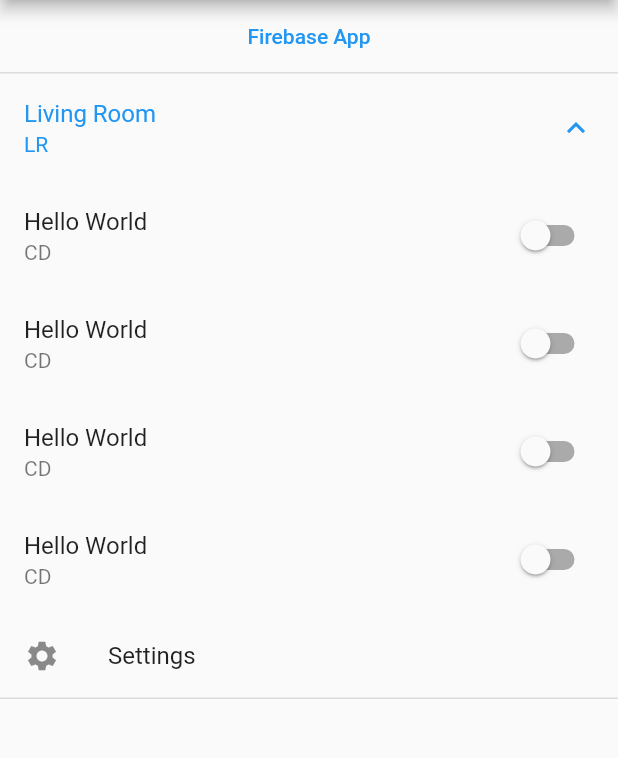
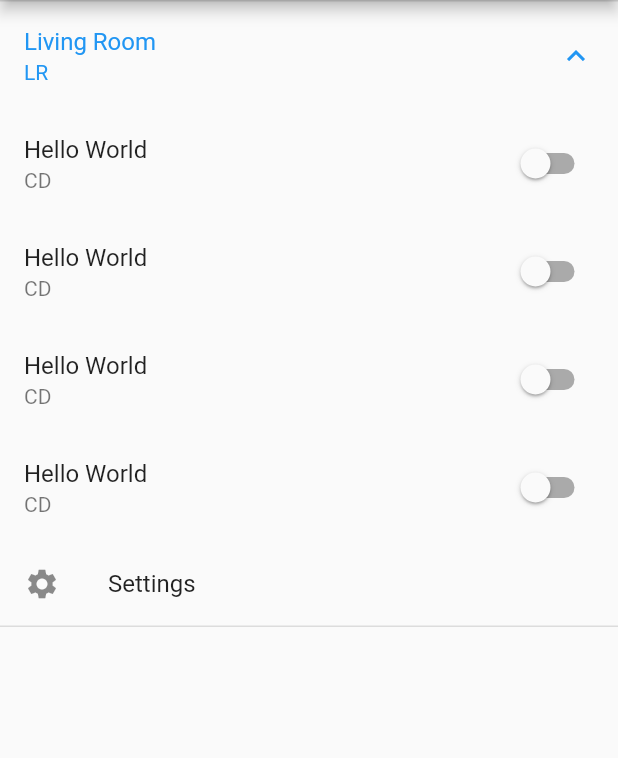
Before and after one commit to an7agon1st/lazy_app, a Flutter app: the screen it shows after launch, after a tap on "Living Room", on a phone screen of 412 x 824 dp, the part 84-842 px from its top. Run offline on Flutter 3.47's test engine with Material 2 defaults, Android fonts, the phone set to English and light mode, and no system bars; drawn by our look-alikes of animated_text_kit; our stand-ins replace firebase_core; accounts and stored records are empty; Roboto replaces fonts that are missing (Agne, Bobbers).

Commit message:
Misc changes to UI

```diff
--- a/lib/main.dart
+++ b/lib/main.dart
@@ -1,10 +1,9 @@
 import 'package:firebase_core/firebase_core.dart';
 import 'package:flutter/cupertino.dart';
 import 'package:flutter/material.dart';
+import 'package:lazy_app/pages/HomePage.dart';
 import 'package:lazy_app/services/firebaseService.dart';
 import 'package:lazy_app/widgets/lazyAppBar.dart';
-import 'package:lazy_app/widgets/lazyExpansionTile.dart';
-import 'package:lazy_app/widgets/lazySwitchTile.dart';
 import 'package:provider/provider.dart';
 
 void main() {
@@ -64,56 +63,7 @@
       theme: ThemeData(
         primarySwatch: Colors.blue,
       ),
-      home: MyHomePage(),
+      home: HomePage(),
     );
   }
 }
-
-class MyHomePage extends StatelessWidget {
-  @override
-  Widget build(BuildContext context) {
-    return Scaffold(
-      appBar: LazyAppBar(),
-      body: Center(
-        child: Column(
-          mainAxisAlignment: MainAxisAlignment.start,
-          children: <Widget>[
-            TextButton(
-                onPressed: () {
-                  print(Provider.of<LazyFirebaseService>(context, listen: false)
-                      .firebaseApp
-                      .toString());
-                },
-                child: Text('Firebase App')),
-            LazyExpansionTile(
-              roomCode: 'LR',
-              roomName: 'Living Room',
-              children: [
-                LazySwitchTile(
-                  name: 'Hello World',
-                  deviceCode: 'CD',
-                  fbValue: false,
-                ),
-                LazySwitchTile(
-                  name: 'Hello World',
-                  deviceCode: 'CD',
-                  fbValue: false,
-                ),
-                LazySwitchTile(
-                  name: 'Hello World',
-                  deviceCode: 'CD',
-                  fbValue: false,
-                ),
-                LazySwitchTile(
-                  name: 'Hello World',
-                  deviceCode: 'CD',
-                  fbValue: false,
-                ),
-              ],
-            )
-          ],
-        ),
-      ),
-    );
-  }
-}
--- /dev/null
+++ b/lib/pages/HomePage.dart
@@ -0,0 +1,48 @@
+import 'package:flutter/material.dart';
+import 'package:lazy_app/services/firebaseService.dart';
+import 'package:lazy_app/widgets/lazyAppBar.dart';
+import 'package:lazy_app/widgets/lazyExpansionTile.dart';
+import 'package:lazy_app/widgets/lazySwitchTile.dart';
+import 'package:provider/provider.dart';
+
+class HomePage extends StatelessWidget {
+  @override
+  Widget build(BuildContext context) {
+    return Scaffold(
+      appBar: LazyAppBar(),
+      body: Center(
+        child: Column(
+          mainAxisAlignment: MainAxisAlignment.start,
+          children: <Widget>[
+            LazyExpansionTile(
+              roomCode: 'LR',
+              roomName: 'Living Room',
+              children: [
+                LazySwitchTile(
+                  name: 'Hello World',
+                  deviceCode: 'CD',
+                  fbValue: false,
+                ),
+                LazySwitchTile(
+                  name: 'Hello World',
+                  deviceCode: 'CD',
+                  fbValue: false,
+                ),
+                LazySwitchTile(
+                  name: 'Hello World',
+                  deviceCode: 'CD',
+                  fbValue: false,
+                ),
+                LazySwitchTile(
+                  name: 'Hello World',
+                  deviceCode: 'CD',
+                  fbValue: false,
+                ),
+              ],
+            )
+          ],
+        ),
+      ),
+    );
+  }
+}
```
